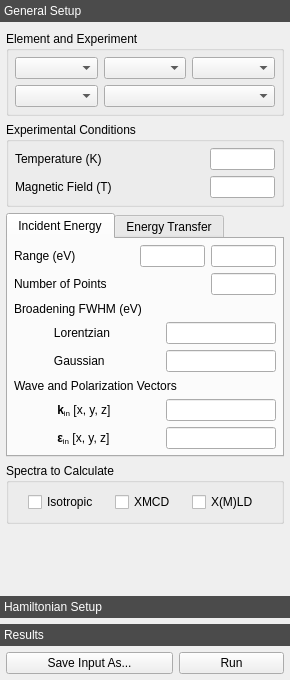
Above: crispy/resources/gui/uis/quanty/main.ui from mretegan/crispy before the change. Below: the same form after it.
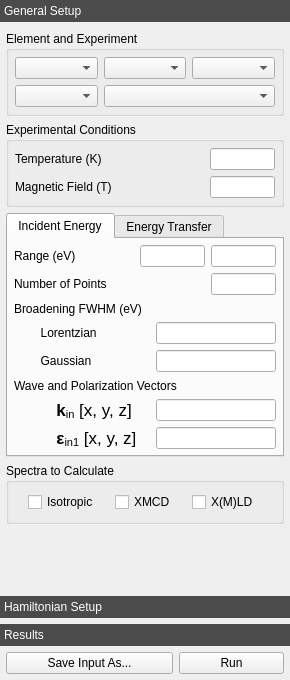
That is the form after the change. Custom widgets are drawn as their Qt base class.

Commit message: Add individiual update methods for the widgets

```diff
--- a/crispy/resources/gui/uis/quanty/main.ui
+++ b/crispy/resources/gui/uis/quanty/main.ui
@@ -418,7 +418,7 @@
               <item>
                <widget class="QLabel" name="e1LorentzianLabel">
                 <property name="text">
-                 <string>            Lorentzian</string>
+                 <string>        Lorentzian</string>
                 </property>
                </widget>
               </item>
@@ -432,7 +432,7 @@
                 </property>
                 <property name="maximumSize">
                  <size>
-                  <width>110</width>
+                  <width>120</width>
                   <height>16777215</height>
                  </size>
                 </property>
@@ -451,7 +451,7 @@
               <item>
                <widget class="QLabel" name="e1GaussianLabel">
                 <property name="text">
-                 <string>            Gaussian</string>
+                 <string>        Gaussian</string>
                 </property>
                </widget>
               </item>
@@ -465,7 +465,7 @@
                 </property>
                 <property name="maximumSize">
                  <size>
-                  <width>110</width>
+                  <width>120</width>
                   <height>16777215</height>
                  </size>
                 </property>
@@ -488,7 +488,11 @@
               <item>
                <widget class="QLabel" name="kinLabel">
                 <property name="text">
-                 <string>&lt;html&gt;&lt;head/&gt;&lt;body&gt;&lt;p&gt;&amp;nbsp;&amp;nbsp;&amp;nbsp;&amp;nbsp;&amp;nbsp;&amp;nbsp;&amp;nbsp;&amp;nbsp;&amp;nbsp;&amp;nbsp;&amp;nbsp;&amp;nbsp;&amp;nbsp;&lt;span style=&quot; font-weight:600;&quot;&gt;k&lt;/span&gt;&lt;span style=&quot; vertical-align:sub;&quot;&gt;in&lt;/span&gt;&lt;span style=&quot; font-weight:600;&quot;/&gt; [x, y, z]&lt;/p&gt;&lt;/body&gt;&lt;/html&gt;</string>
+                 <string>&lt;!DOCTYPE HTML PUBLIC &quot;-//W3C//DTD HTML 4.0//EN&quot; &quot;http://www.w3.org/TR/REC-html40/strict.dtd&quot;&gt;
+&lt;html&gt;&lt;head&gt;&lt;meta name=&quot;qrichtext&quot; content=&quot;1&quot; /&gt;&lt;style type=&quot;text/css&quot;&gt;
+p, li { white-space: pre-wrap; }
+&lt;/style&gt;&lt;/head&gt;&lt;body style=&quot; font-family:'.SF NS Text'; font-size:13pt; font-weight:400; font-style:normal;&quot;&gt;
+&lt;p style=&quot; margin-top:12px; margin-bottom:12px; margin-left:0px; margin-right:0px; -qt-block-indent:0; text-indent:0px;&quot;&gt;         &lt;span style=&quot; font-weight:600;&quot;&gt;k&lt;/span&gt;&lt;span style=&quot; vertical-align:sub;&quot;&gt;in&lt;/span&gt; [x, y, z]&lt;/p&gt;&lt;/body&gt;&lt;/html&gt;</string>
                 </property>
                </widget>
               </item>
@@ -502,7 +506,7 @@
                 </property>
                 <property name="maximumSize">
                  <size>
-                  <width>110</width>
+                  <width>120</width>
                   <height>16777215</height>
                  </size>
                 </property>
@@ -518,7 +522,11 @@
               <item>
                <widget class="QLabel" name="einLabel">
                 <property name="text">
-                 <string>&lt;html&gt;&lt;head/&gt;&lt;body&gt;&lt;p&gt;&amp;nbsp;&amp;nbsp;&amp;nbsp;&amp;nbsp;&amp;nbsp;&amp;nbsp;&amp;nbsp;&amp;nbsp;&amp;nbsp;&amp;nbsp;&amp;nbsp;&amp;nbsp;&amp;nbsp;&lt;span style=&quot; font-weight:600;&quot;&gt;ε&lt;/span&gt;&lt;span style=&quot; vertical-align:sub;&quot;&gt;in&lt;/span&gt; [x, y, z]&lt;/p&gt;&lt;/body&gt;&lt;/html&gt;</string>
+                 <string>&lt;!DOCTYPE HTML PUBLIC &quot;-//W3C//DTD HTML 4.0//EN&quot; &quot;http://www.w3.org/TR/REC-html40/strict.dtd&quot;&gt;
+&lt;html&gt;&lt;head&gt;&lt;meta name=&quot;qrichtext&quot; content=&quot;1&quot; /&gt;&lt;style type=&quot;text/css&quot;&gt;
+p, li { white-space: pre-wrap; }
+&lt;/style&gt;&lt;/head&gt;&lt;body style=&quot; font-family:'.SF NS Text'; font-size:13pt; font-weight:400; font-style:normal;&quot;&gt;
+&lt;p style=&quot; margin-top:12px; margin-bottom:12px; margin-left:0px; margin-right:0px; -qt-block-indent:0; text-indent:0px;&quot;&gt;         &lt;span style=&quot; font-weight:600;&quot;&gt;ε&lt;/span&gt;&lt;span style=&quot; vertical-align:sub;&quot;&gt;in1&lt;/span&gt; [x, y, z]&lt;/p&gt;&lt;/body&gt;&lt;/html&gt;</string>
                 </property>
                </widget>
               </item>
@@ -535,7 +543,7 @@
                 </property>
                 <property name="maximumSize">
                  <size>
-                  <width>110</width>
+                  <width>120</width>
                   <height>16777215</height>
                  </size>
                 </property>
```
Left out of the diff: 46 changed lines with no effect on the pictures. The commit also changes 7 other files.
